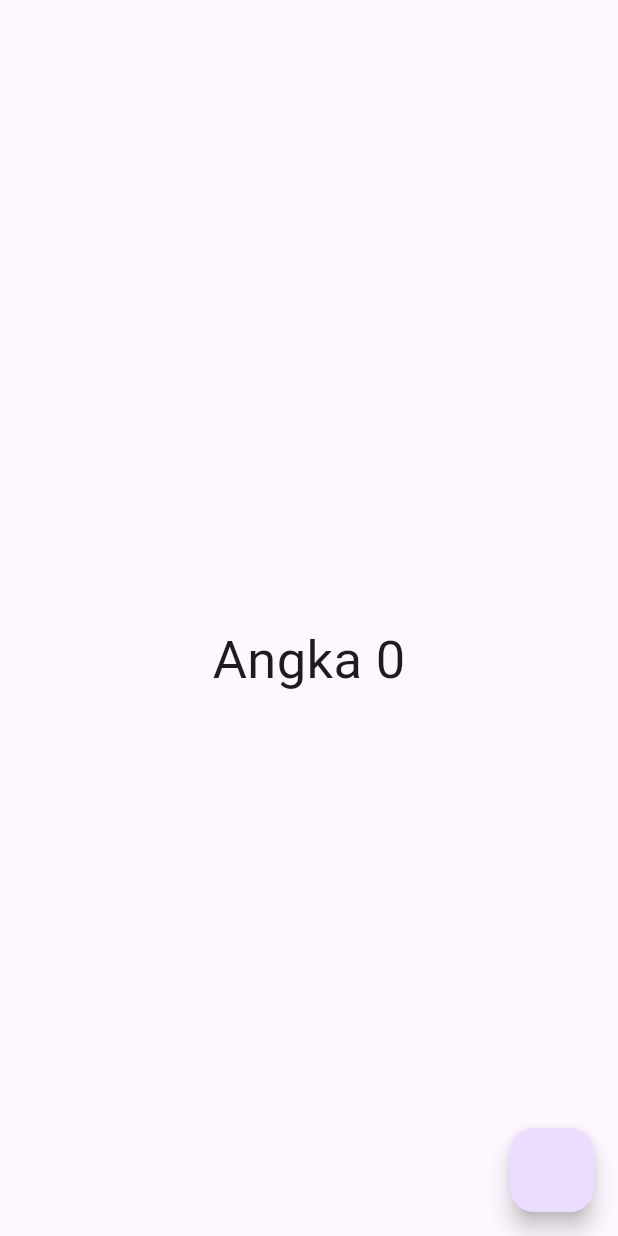
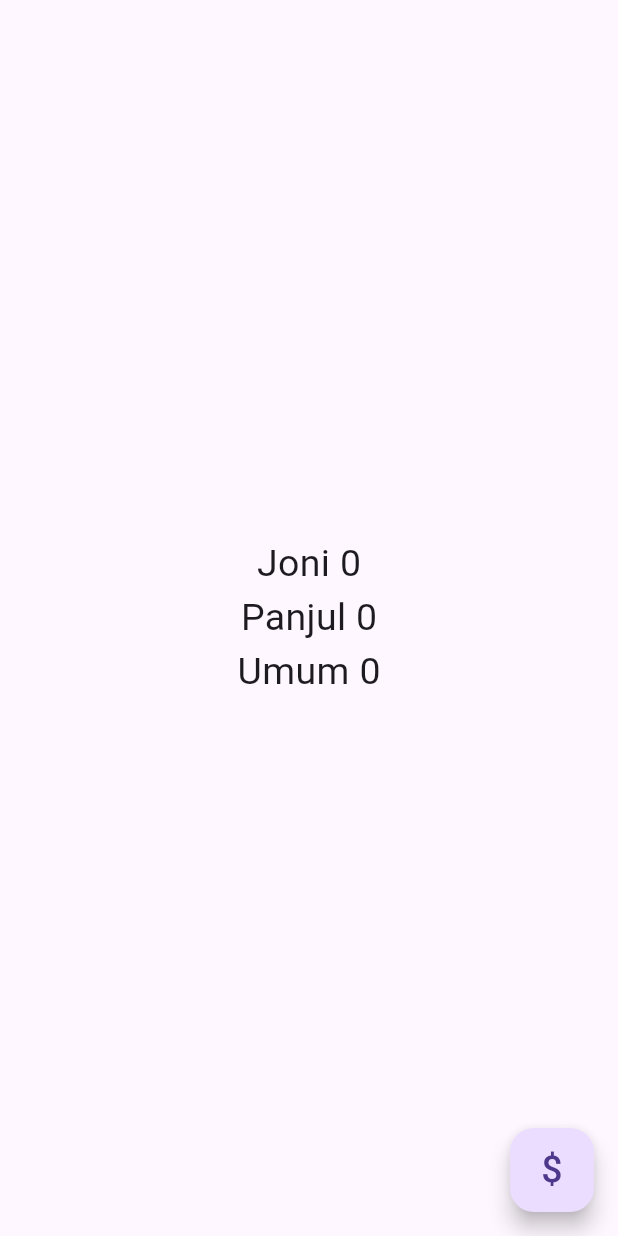
Before and after one commit to faizalagathon/belajar_flutter_kuldii_project_getx_state_management, a Flutter app: the screen it shows after launch, on a phone screen of 412 x 824 dp. Run offline on Flutter 3.47's test engine with Material 3 defaults, Android fonts, the phone set to English and light mode, and no system bars; our stand-ins replace get.

Commit message:
Eps 74 Yang Baru Di Pelajari : - Di GetBuilder ada id - id hanya ada di Getbuilder, jadi di Obx dan GetX engga ada - untuk mengupdate id tertentu bisa diisi di `update([’namaId’])` - kalau `update()` engga diisi dengan nama id, maka akan mengupdate GetBuilder yang tidak mempunyai id

```diff
--- a/lib/controllers/orang_controller.dart
+++ b/lib/controllers/orang_controllerEps73.dart
@@ -1,4 +1,4 @@
-import '../models/orang.dart';
+import '../models/orangEps73.dart';
 import 'package:get/get.dart';
 
 class OrangController extends GetxController {
--- a/lib/main.dart
+++ b/lib/main.dart
@@ -1,9 +1,4 @@
-// ignore_for_file: prefer_const_constructors
-
-import 'package:belajar_flutter_kuldii_project_getx_state_management/controllers/counter_controller.dart';
-import 'package:belajar_flutter_kuldii_project_getx_state_management/controllers/orang_controller.dart';
-
-import './models/orang.dart';
+// ignore_for_file: prefer_const_constructors, use_key_in_widget_constructors
 
 import 'package:flutter/material.dart';
 import 'package:get/get.dart';
@@ -13,91 +8,67 @@ void main() {
 }
 
 class MyApp extends StatelessWidget {
-  // var count = 0.obs; // .obs agar bisa di observasi
-  // void add() {
-  //   count++;
-  // }
-
-  // Cara Kedua
-  // var orang =   Orang(nama: 'agathon', umur: 17).obs;
-
-  // Cara Ketiga
-  // final orangC = Get.put(OrangController());
-
-  // Cara Pertama menggunakan Obx Reactive
-  // final counterC = Get.put(CounterController());
-
-  // Cara Ketiga apabila ingin inisialisasi controller
-  final countC = Get.put(CounterController());
+  final countC = Get.put(CountController());
 
   @override
   Widget build(BuildContext context) {
     return MaterialApp(
       home: Scaffold(
-        appBar: AppBar(),
         body: Center(
-          child:
-              // Obx(() => Text(
-              //       // Cara Pertama
-              //       // 'Nama Saya ${orang.nama.value}', // engga bisa '$orang.nama', harus '${orang.nama}'
-
-              //       // Cara Ketiga
-              //       // 'Nama Saya ${orangC.orang.nama}',
-
-              //       // Cara Keempat
-              //       // 'Nama Saya ${orangC.orang.value.nama}',
-
-              //       // Cara Pertama menggunakan Obx Reactive
-              //       // 'Angka ${counterC.count}',
-              //       '',
-              //       style: TextStyle(fontSize: 35),
-              //     )),
-
-              // Cara Kedua menggunakan GetX Reactive
-              //     GetX<CounterController>(
-              //   init: CounterController(),
-              //   builder: (_) {
-              //     return Text(
-              //       'Angka ${_.count}',
-              //       style: TextStyle(fontSize: 35),
-              //     );
-              //   },
-              // ),
-              // Cara Ketiga menggunakan GetBuilder Simple
-              GetBuilder<CounterController>(
-            // Apabila controller sdh di inisialisasi, engga perlu pake init
-            // init: CounterController(),
-            builder: (controller) {
-              return Text(
-                'Angka ${controller.count}',
-                style: TextStyle(fontSize: 35),
-              );
-            },
+          child: Column(
+            mainAxisAlignment: MainAxisAlignment.center,
+            children: [
+              // NOTE
+              // Menggunakan id hanya bisa di GetBuilder
+              // Jadi di Obx dan Getx engga bisa
+              GetBuilder<CountController>(
+                id: 'joni',
+                builder: (_) {
+                  return Text(
+                    'Joni ${countC.count}',
+                    style: TextStyle(fontSize: 25),
+                  );
+                },
+              ),
+              GetBuilder<CountController>(
+                id: 'panjul',
+                builder: (_) {
+                  return Text(
+                    'Panjul ${countC.count}',
+                    style: TextStyle(fontSize: 25),
+                  );
+                },
+              ),
+              GetBuilder<CountController>(
+                builder: (_) {
+                  return Text(
+                    'Umum ${countC.count}',
+                    style: TextStyle(fontSize: 25),
+                  );
+                },
+              ),
+            ],
           ),
         ),
         floatingActionButton: FloatingActionButton(
-          onPressed: () {
-            // Cara Pertama
-            // orang.nama.value = orang.nama.value.toUpperCase();
-
-            // Cara Kedua
-            // orang.update((_) {
-            //   orang.value.nama = orang.value.nama.toString().toUpperCase();
-            // });
-
-            // Cara Ketiga
-            // orangC.changeUpperCase();
-
-            // Cara Pertama menggunakan Obx Reactive
-            // counterC.increment();
-
-            // Cara Kedua menggunakan GetX Reactive
-            // Get.find<CounterController>().increment();
-            // Apabila controller sdh di inisialisasi, engga perlu pake init
-            countC.increment();
-          },
+          onPressed: () => countC.add(),
+          child: Text(
+            '\$',
+            style: TextStyle(fontSize: 25),
+          ),
         ),
       ),
     );
   }
 }
+
+class CountController extends GetxController {
+  var count = 0;
+
+  void add() {
+    count++;
+    // update(); // Update Yang tidak mempunyai id
+    update(['hello']); // Update Yang hanya mempunyai id 'hello'
+    update(['joni', 'panjul']); // Update Yang hanya mempunyai id 'joni' dan 'panjul'
+  }
+}
--- a/lib/models/orang.dart
+++ b/lib/models/orangEps73.dart
@@ -1,4 +1,6 @@
-import 'package:get/get.dart';
+// ignore_for_file: prefer_typing_uninitialized_variables
+
+// import 'package:get/get.dart';
 
 class Orang {
   // Cara Pertama
```
Also changed, not shown: lib/mainEps73.dart (added, +103 -0 lines), lib/controllers/counter_controllerEps73.dart (renamed from lib/controllers/counter_controller.dart).
